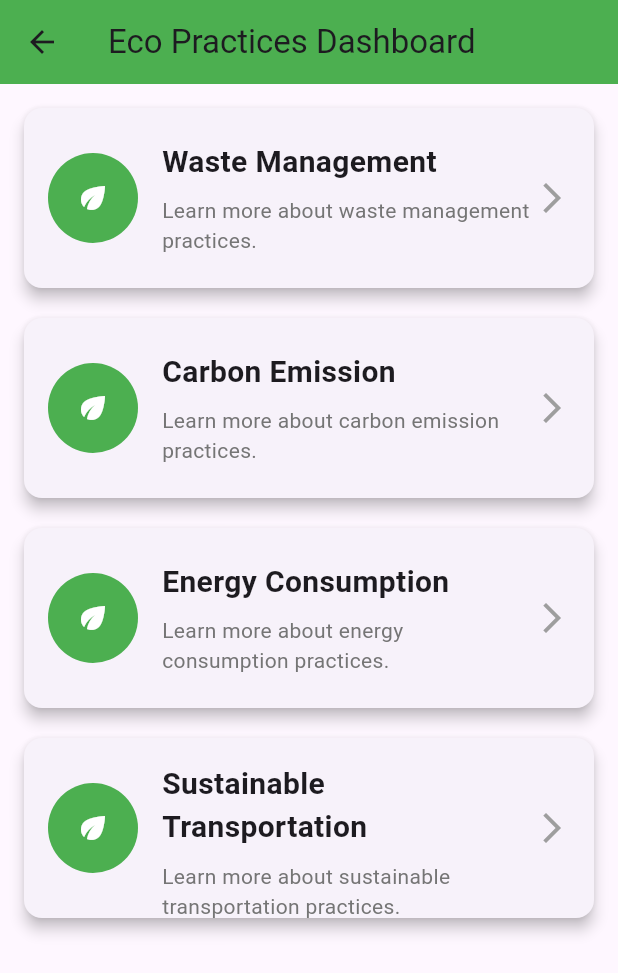
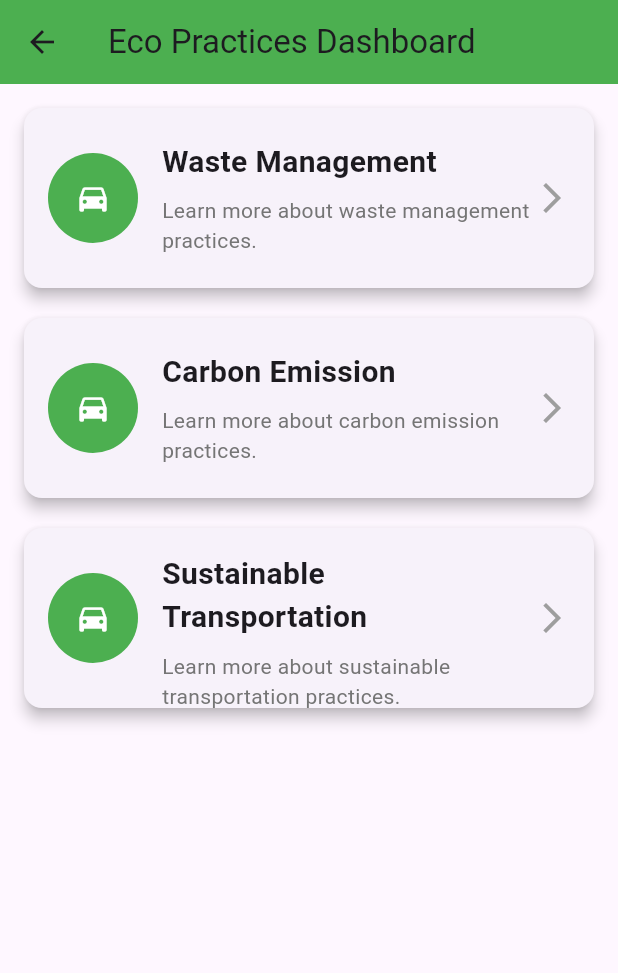
Before and after one commit to JMJ10/ecopulse_local, a Flutter app: the DashboardScreen screen opened directly, on a phone screen of 412 x 824 dp. Shown: the top 973 px of the screen. Run offline on Flutter 3.47's test engine with Material 3 defaults, Android fonts, the phone set to English and light mode, and no system bars.

Commit message:
Update dashboard_screen.dart

```diff
--- a/lib/dashboard_screen.dart
+++ b/lib/dashboard_screen.dart
@@ -1,52 +1,73 @@
 import 'package:flutter/material.dart';
+import 'waste_management_screen.dart';
+import 'carbon_emission_screen.dart';
+import 'sustainable_transportation_screen.dart'; // Import the new screen
 
 class DashboardScreen extends StatelessWidget {
   // List of eco-friendly options
   final List<String> ecoOptions = [
     'Waste Management',
     'Carbon Emission',
-    'Energy Consumption',
-    'Sustainable Transportation', // New category added
+    'Sustainable Transportation',
   ];
+
+  DashboardScreen({super.key});
 
   @override
   Widget build(BuildContext context) {
     return Scaffold(
       appBar: AppBar(
         title: Text('Eco Practices Dashboard'),
-        backgroundColor: Colors.green, // Consistent color scheme
+        backgroundColor: Colors.green,
       ),
       body: Padding(
-        padding: const EdgeInsets.all(12.0), // Padding around the list
+        padding: const EdgeInsets.all(12.0),
         child: ListView.builder(
           itemCount: ecoOptions.length,
           itemBuilder: (context, index) {
             return Padding(
-              padding: const EdgeInsets.only(bottom: 12.0), // Space between cards
+              padding: const EdgeInsets.only(bottom: 12.0),
               child: Card(
                 shape: RoundedRectangleBorder(
-                  borderRadius: BorderRadius.circular(12.0), // Rounded corners
+                  borderRadius: BorderRadius.circular(12.0),
                 ),
-                elevation: 4.0, // Shadow effect for a raised look
+                elevation: 4.0,
                 child: InkWell(
                   onTap: () {
-                    ScaffoldMessenger.of(context).showSnackBar(
-                      SnackBar(
-                        content: Text('${ecoOptions[index]} selected'),
-                        duration: Duration(seconds: 2),
-                      ),
-                    );
+                    if (ecoOptions[index] == 'Waste Management') {
+                      Navigator.push(
+                        context,
+                        MaterialPageRoute(
+                          builder: (context) => WasteManagementScreen(),
+                        ),
+                      );
+                    } else if (ecoOptions[index] == 'Carbon Emission') {
+                      Navigator.push(
+                        context,
+                        MaterialPageRoute(
+                          builder: (context) => CarbonEmissionScreen(),
+                        ),
+                      );
+                    } else if (ecoOptions[index] == 'Sustainable Transportation') {
+                      // Navigate to Sustainable Transportation Screen
+                      Navigator.push(
+                        context,
+                        MaterialPageRoute(
+                          builder: (context) => SustainableTransportationScreen(),
+                        ),
+                      );
+                    }
                   },
-                  splashColor: Colors.green.withOpacity(0.2), // Ripple effect
+                  splashColor: Colors.green.withOpacity(0.3),
                   child: Container(
-                    height: 120, // Larger height for better visuals
+                    height: 120,
                     padding: const EdgeInsets.all(16.0),
                     child: Row(
                       children: [
-                        CircleAvatar( // Icon or image
+                        CircleAvatar(
                           backgroundColor: Colors.green,
-                          child: Icon(Icons.eco, color: Colors.white),
                           radius: 30,
+                          child: Icon(Icons.directions_car, color: Colors.white),
                         ),
                         SizedBox(width: 16),
                         Expanded(
```
